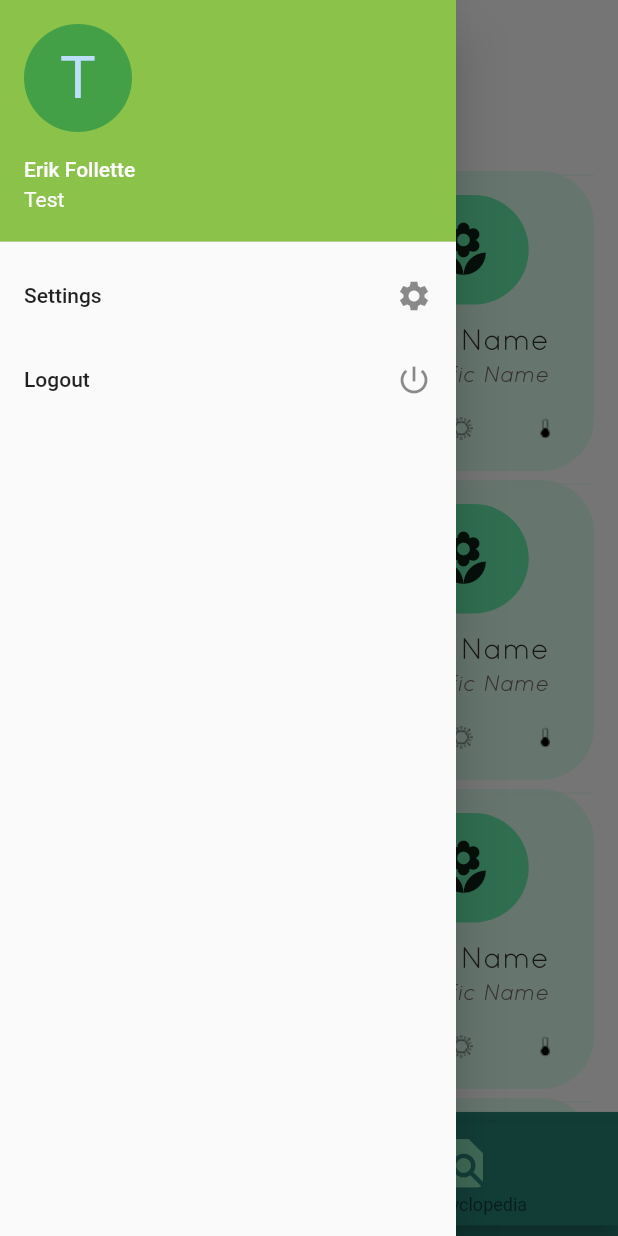
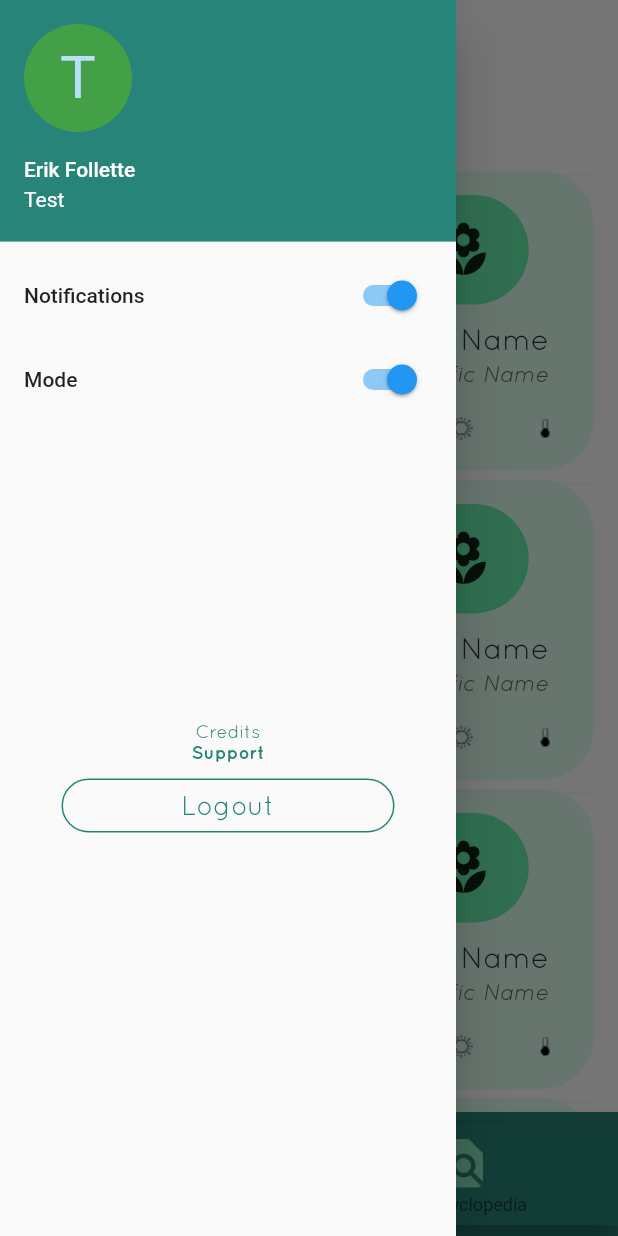
Before and after one commit to efollette/growio, a Flutter app: the screen it shows after launch, with the side drawer open, on a phone screen of 412 x 824 dp. Run offline on Flutter 3.47's test engine with Material 2 defaults, Android fonts, the phone set to English and light mode, and no system bars; drawn by our look-alikes of auto_size_text; our stand-ins replace image_picker.

Commit message:
Added mode and notifications to drawer

```diff
--- a/lib/ui/mainPage.dart
+++ b/lib/ui/mainPage.dart
@@ -238,12 +238,13 @@ class _MainPageState extends State<MainPage> {
 
   // Drawer that contains the settings and logout buttons
   Drawer _makeDrawer( BuildContext context) {
+    var _mode = true; // i don't know what this is yet, its for switches :)
         return Drawer(
           child: ListView(
             children: <Widget>[
               UserAccountsDrawerHeader(
                 decoration: BoxDecoration(
-              color: Colors.lightGreen,
+                  color: Color(0xFF278478),
                 ),
                 accountName: Text("Erik Follette"),
                 accountEmail: Text(users.userEmail),
@@ -257,14 +258,81 @@ class _MainPageState extends State<MainPage> {
                   ),
                 ),
               ),
-          ListTile(
-            title: Text("Settings"),
-            trailing: Icon(Icons.settings),
+          SwitchListTile(
+              title: const Text('Notifications'),
+              value: _mode,
+              onChanged: (bool value) { setState(() { _mode = value; }); },
+
           ),
-          ListTile(
+          SwitchListTile(
+              title: const Text('Mode'),
+              value: _mode,
+              onChanged: (bool value) { setState(() { _mode = value; }); },
+
+          ),
+          Padding(padding: EdgeInsets.all(100),),
+          Column (
+            children: <Widget>[
+              Text(
+                'Credits',
+                style: TextStyle(
+                  fontSize: 12.0,
+                  fontFamily: 'Quicksand',
+                  color: Color(0xFF278478),
+                ),
+                textAlign: TextAlign.left,
+              ),
+              Text(
+                'Support',
+                style: TextStyle(
+                  fontSize: 12.0,
+                  fontFamily: 'Quicksand',
+                  color: Color(0xFF278478),
+                  fontWeight: FontWeight.bold
+                ),
+                textAlign: TextAlign.right,
+              ),
+            ],
+          ),
+          Padding (padding: EdgeInsets.all(2)),
+          Center(
+            child: Container (
+              constraints: BoxConstraints(
+                maxWidth: 250.0,
+              ),
+              child: OutlineButton(
+                borderSide: BorderSide(
+                  color: Color(0xFF278478)
+                ),
+                shape: new RoundedRectangleBorder(
+                  borderRadius: new BorderRadius.circular(50.0)
+                ),
+                splashColor: Color(0xFF278478),
+                child: Column(
+                  children: <Widget> [
+                    Container (
+                      width: 190.0,
+                      child: Text(
+                        'Logout',
+                        style: TextStyle(
+                        fontSize: 18.0,
+                        fontFamily: 'Quicksand',
+                        color: Color(0xFF278478),
+                      ),
+                      textAlign: TextAlign.center,
+                      ),
+                    ),
+                  ],
+                  mainAxisAlignment: MainAxisAlignment.spaceBetween,
+                  mainAxisSize: MainAxisSize.min,
+                ),
+                onPressed: () {},
+                /* //old list tile code
                 title: Text("Logout"),
                 trailing: Icon(Icons.power_settings_new),
-            onTap: () => _handleLogOut(context),
+                onTap: () => _handleLogOut(context), */
+              ),
+          ),
           ),
         ],
       ),
```
Lines whose indentation alone changed are shown as unchanged.
